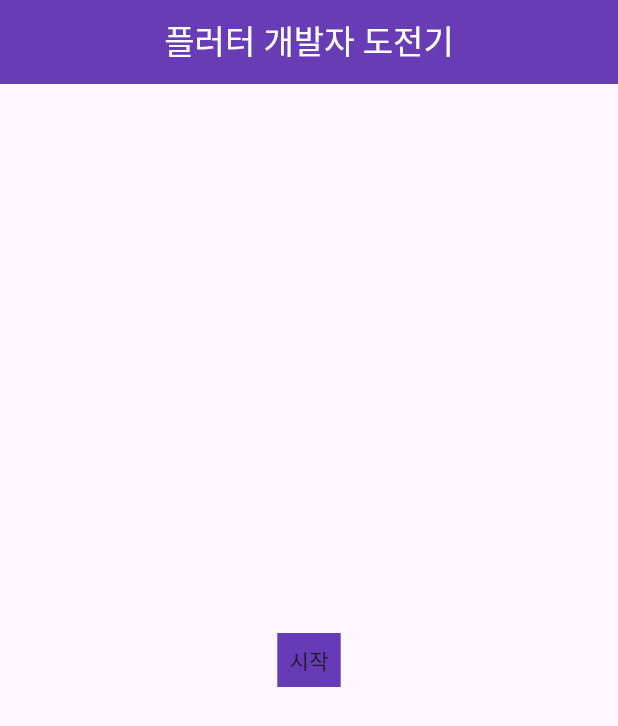
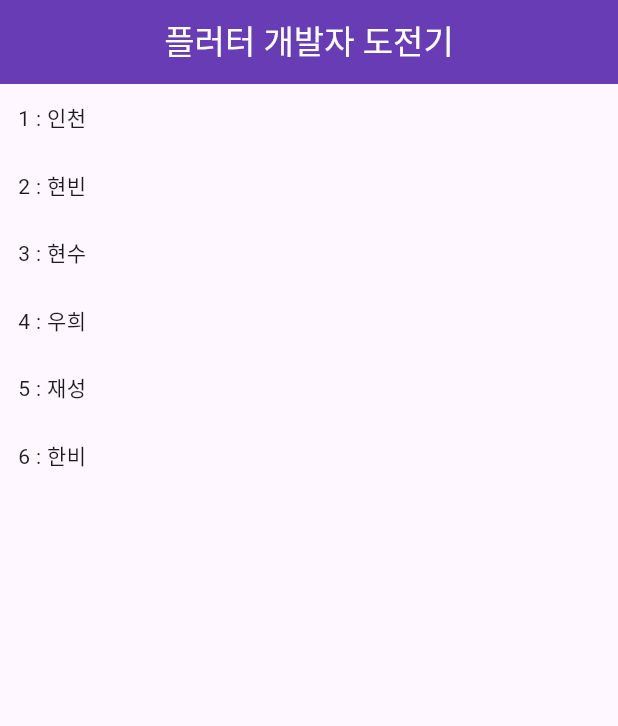
Before and after one commit to croppedeyebrow/Flutter_widget_practice, a Flutter app: the screen it shows after launch, on a phone screen of 412 x 824 dp. Shown: the top 726 px of the screen. Run offline on Flutter 3.47's test engine with Material 3 defaults, Android fonts, the phone set to English and light mode, and no system bars.

Commit message:
18강까지

```diff
--- a/lib/main.dart
+++ b/lib/main.dart
@@ -1,5 +1,7 @@
+import 'dart:convert';
+
 import 'package:flutter/material.dart';
-import 'package:flutter_practice_01/second.dart';
+import 'package:flutter/services.dart';
 
 void main() {
   runApp(const MyApp());
@@ -30,31 +32,70 @@ class MyHomePage extends StatefulWidget {
 }
 
 class _MyHomePageState extends State<MyHomePage> {
+  //json데이터를 불러오기 위해 필요한 메서드를 만들어줍니다.
+  static Future loadJson() async {
+    //json파일을 불러오기 위해 rootBundle을 사용합니다.
+    // json경로에 접급을 합니다.
+    final String response = await rootBundle.loadString("lib/users.json");
+    //json.Decode를 사용하여 json파일을 Map형태로 변환합니다.
+    //json파일을 Map형태로 변환하면 key와 value로 데이터를 사용할 수 있습니다.
+    final data = json.decode(response);
+    //data를 반환합니다.
+    //users만 불러오기 위해 data['users']를 사용합니다.
+    return data['users'];
+  }
+
+  //이 메소드를 바로 변수로 사용할 수 있도록 Future userList를 만들어줍니다.
+  Future userList = loadJson();
+
   @override
   Widget build(BuildContext context) {
     return Scaffold(
-      appBar: AppBar(
-        backgroundColor: Colors.deepPurple,
-        title: const Text('플러터 개발자 도전기',
-            style: TextStyle(
-              color: Colors.white,
-            )),
-        centerTitle: true,
-        elevation: 4,
-      ),
-      body: Center(
-          child: GestureDetector(
-        onTap: () => Navigator.push(
-            context,
-            MaterialPageRoute(
-              builder: (_) => SecondView(),
-            )),
-        child: Container(
-          padding: const EdgeInsets.all(8),
-          color: Colors.deepPurple,
-          child: const Text("시작"),
+        // 기본 스캐폴드 위젯
+        appBar: AppBar(
+          // 상단 앱바
+          backgroundColor: Colors.deepPurple, // 앱바 배경색 설정 (진보라색)
+          title: const Text('플러터 개발자 도전기', // 앱바 제목 설정
+              style: TextStyle(
+                // 제목 텍스트 스타일 설정
+                color: Colors.white, // 흰색 글씨색
+              )),
+          centerTitle: true, // 제목 가운데 정렬
+          elevation: 4, // 앱바 그림자 효과 설정
         ),
-      )),
-    );
+        body: Container(
+          // 본문 컨테이너
+          // FutureBuilder 위젯을 사용하여 userList를 불러옵니다.
+          child: FutureBuilder(
+              future: userList,
+              builder: (context, snapshot) {
+                if (snapshot.hasData) {
+                  // snapshot.hasdata를 사용하여 데이터를 불러옵니다.
+                  // ListView.builder를 사용하여 데이터를 리스트로 불러옵니다.
+                  // itemcount는 데이터의 길이만큼 불러옵니다.
+                  // itemBuilder를 사용하여 데이터를 불러옵니다.
+                  // snapshot.data[index]['id']를 사용하여 id를 불러옵니다.
+
+                  return ListView.builder(
+                      itemCount: snapshot.data.length,
+                      itemBuilder: (context, index) {
+                        return Container(
+                            padding: const EdgeInsets.all(12),
+                            child: Text(
+                                "${snapshot.data[index]['id']} : ${snapshot.data[index]['name']}"));
+                      });
+                } else if (snapshot.hasError) {
+                  return const Center(
+                    child: Text('데이터를 불러오는데 실패했습니다.'),
+                  );
+                } else {
+                  return const Center(
+                    child: CircularProgressIndicator(
+                      strokeWidth: 10,
+                    ),
+                  );
+                }
+              }),
+        ));
   }
 }
--- /dev/null
+++ b/lib/users.json
@@ -0,0 +1,38 @@
+{
+  "users": [
+    {
+      "id": 1,
+      "name": "인천",
+      "email": "incheon@gmail.com"
+    },
+
+    {
+      "id": 2,
+      "name": "현빈",
+      "email": "hyunbin@gmail.com"
+    },
+    {
+      "id": 3,
+      "name": "현수",
+      "email": "hyunshu@gmail.com"
+    },
+
+    {
+      "id": 4,
+      "name": "우희",
+      "email": "ouhi@gmail.com"
+    },
+
+    {
+      "id": 5,
+      "name": "재성",
+      "email": "jaesung@gmail.com"
+    },
+
+    {
+      "id": 6,
+      "name": "한비",
+      "email": "hanbin@gmail.com"
+    }
+  ]
+}
--- a/pubspec.yaml
+++ b/pubspec.yaml
@@ -34,6 +34,7 @@ dependencies:
   # The following adds the Cupertino Icons font to your application.
   # Use with the CupertinoIcons class for iOS style icons.
   cupertino_icons: ^1.0.2
+  youtube_player_flutter: ^9.0.1
 
 dev_dependencies:
   flutter_test:
@@ -59,6 +60,7 @@ flutter:
   # To add assets to your application, add an assets section, like this:
   assets:
     - assets/images/
+    - lib/users.json
 
   # An image asset can refer to one or more resolution-specific "variants", see
   # https://flutter.dev/assets-and-images/#resolution-aware
```
Also changed, not shown: lib/second.dart (deleted, +0 -35 lines), pubspec.lock, 4 other files.
